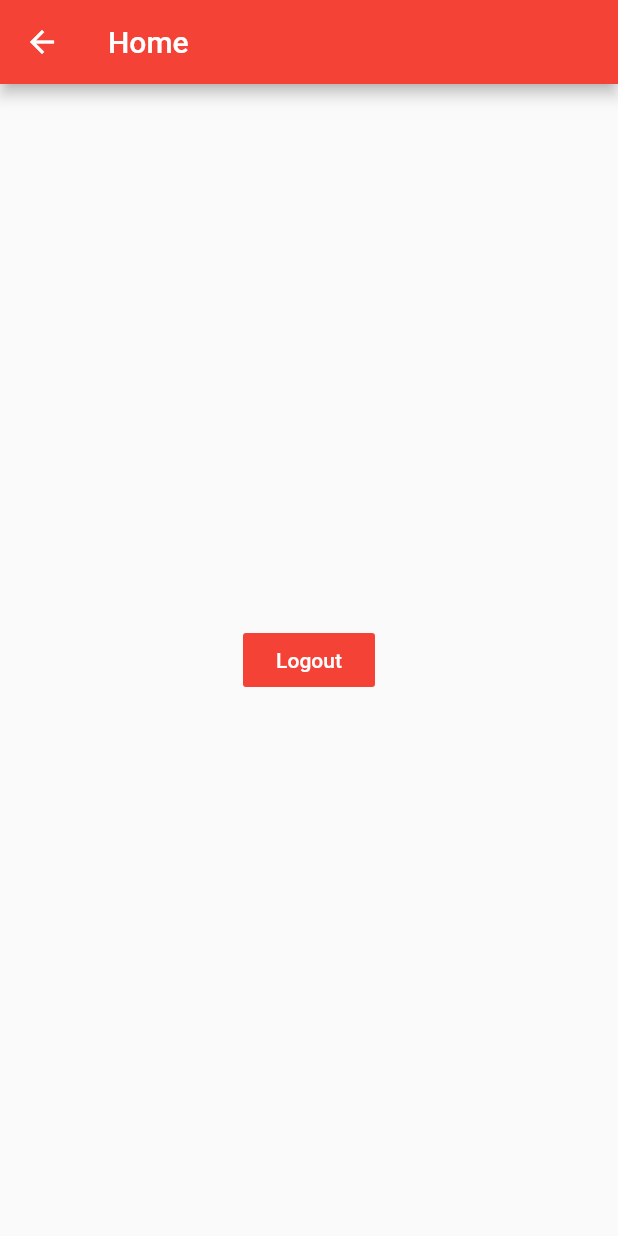
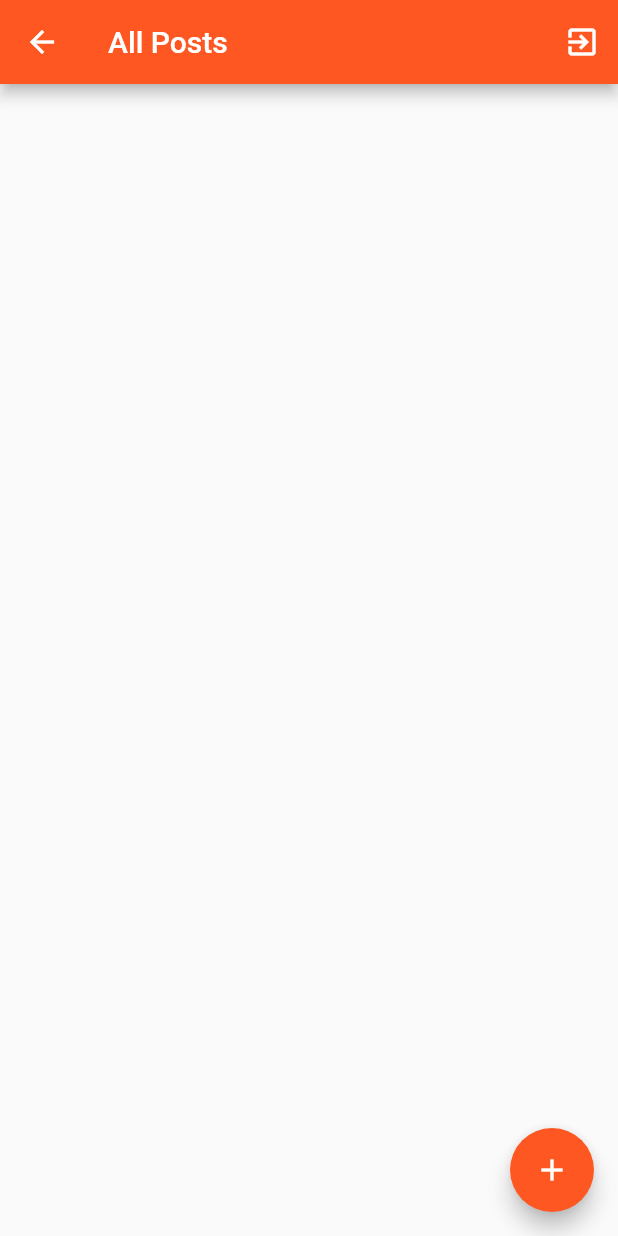
Before and after one commit to Samandar-Rajabboyev/pdp_firebase_init, a Flutter app: the HomePage screen opened by its route, on a phone screen of 412 x 824 dp. Run offline on Flutter 3.47's test engine with Material 2 defaults, Android fonts, the phone set to English and light mode, and no system bars; our stand-ins replace firebase_auth, firebase_core, firebase_database, fluttertoast, shared_preferences; accounts and stored records are empty.

Commit message:
initialize realtime database

```diff
--- /dev/null
+++ b/lib/model/post_model.dart
@@ -0,0 +1,29 @@
+class Post {
+  String userId;
+  String firstName;
+  String lastName;
+  String content;
+  String date;
+
+  Post(
+      {required this.userId,
+      required this.firstName,
+      required this.lastName,
+      required this.content,
+      required this.date});
+
+  Post.fromJson(Map<String, dynamic> json)
+      : userId = json['userId'],
+        firstName = json['firstName'],
+        lastName = json['lastName'],
+        content = json['content'],
+        date = json['date'];
+
+  Map<String, dynamic> toJson() => {
+        'userId': userId,
+        'firstName': firstName,
+        'lastName': lastName,
+        'content': content,
+        'date': date,
+      };
+}
--- a/lib/pages/home_page.dart
+++ b/lib/pages/home_page.dart
@@ -1,5 +1,10 @@
 import 'package:flutter/material.dart';
+import 'package:herewego/model/post_model.dart';
+import 'package:herewego/pages/add_post_page.dart';
 import 'package:herewego/services/auth_service.dart';
+
+import '../services/prefs_service.dart';
+import '../services/rtdb_service.dart';
 
 class HomePage extends StatefulWidget {
   static const String id = 'home_page';
@@ -10,24 +15,82 @@ class HomePage extends StatefulWidget {
 }
 
 class _HomePageState extends State<HomePage> {
+  List<Post> items = <Post>[];
+  String? userId;
+
+  @override
+  void initState() {
+    super.initState();
+    _apiGetPosts();
+  }
+
+  Future _openAddPost() async {
+    Map? result = await Navigator.of(context).push(MaterialPageRoute(builder: (context) => const AddPostPage()));
+    if (result != null && result.containsKey('data')) {
+      debugPrint(result['data']);
+      _apiGetPosts();
+    }
+  }
+
+  _apiGetPosts() async {
+    var id = await Prefs.loadUserId() ?? '';
+    RTDBService.getPosts(id).then((posts) => {
+          _respPosts(posts),
+        });
+  }
+
+  _respPosts(List<Post> posts) {
+    setState(() {
+      items = posts;
+    });
+  }
+
   @override
   Widget build(BuildContext context) {
     return Scaffold(
       appBar: AppBar(
-        backgroundColor: Colors.red,
-        title: const Text('Home'),
+        backgroundColor: Colors.deepOrange,
+        title: const Text('All Posts'),
+        actions: [
+          IconButton(
+            onPressed: () {
+              AuthService.signOutUser(context);
+            },
+            icon: const Icon(
+              Icons.exit_to_app,
+              color: Colors.white,
+            ),
+          ),
+        ],
       ),
-      body: Center(
-        child: FlatButton(
-          onPressed: () {
-            AuthService.signOutUser(context);
-          },
-          color: Colors.red,
-          child: const Text(
-            "Logout",
-            style: TextStyle(color: Colors.white),
-          ),
-        ),
+      body: FutureBuilder(
+          future: RTDBService.getPosts((userId ?? '')),
+          builder: (context, snp) {
+            return ListView.builder(
+              itemCount: items.length,
+              itemBuilder: (context, index) => _itemOfPost(items[index]),
+            );
+          }),
+      floatingActionButton: FloatingActionButton(
+        onPressed: _openAddPost,
+        backgroundColor: Colors.deepOrange,
+        child: const Icon(Icons.add),
+      ),
+    );
+  }
+
+  Widget _itemOfPost(Post post) {
+    return Container(
+      padding: const EdgeInsets.all(20),
+      child: Column(
+        crossAxisAlignment: CrossAxisAlignment.start,
+        children: [
+          Text('${post.firstName} ${post.lastName}', style: const TextStyle(color: Colors.black, fontSize: 20)),
+          const SizedBox(height: 10),
+          Text(post.date, style: const TextStyle(color: Colors.black, fontSize: 16)),
+          const SizedBox(height: 10),
+          Text(post.content, style: const TextStyle(color: Colors.black, fontSize: 16)),
+        ],
       ),
     );
   }
--- a/lib/pages/signin_page.dart
+++ b/lib/pages/signin_page.dart
@@ -62,6 +62,7 @@ class _SignInPageState extends State<SignInPage> {
                 const SizedBox(height: 10),
                 TextField(
                   controller: _passwordController,
+                  obscureText: true,
                   decoration: const InputDecoration(hintText: 'Password'),
                 ),
                 const SizedBox(height: 10),
@@ -70,7 +71,7 @@ class _SignInPageState extends State<SignInPage> {
                   height: 45,
                   child: FlatButton(
                     onPressed: _doLogin,
-                    color: Colors.red,
+                    color: Colors.deepOrange,
                     child: const Text(
                       "Sign In",
                       style: TextStyle(color: Colors.white),
--- a/lib/pages/signup_page.dart
+++ b/lib/pages/signup_page.dart
@@ -69,6 +69,7 @@ class _SignUpPageState extends State<SignUpPage> {
                 const SizedBox(height: 10),
                 TextField(
                   controller: _passwordController,
+                  obscureText: true,
                   decoration: const InputDecoration(hintText: 'Password'),
                 ),
                 const SizedBox(height: 10),
@@ -77,7 +78,7 @@ class _SignUpPageState extends State<SignUpPage> {
                   height: 45,
                   child: FlatButton(
                     onPressed: _doSingUp,
-                    color: Colors.red,
+                    color: Colors.deepOrange,
                     child: const Text(
                       "Sign Up",
                       style: TextStyle(color: Colors.white),
--- /dev/null
+++ b/lib/services/rtdb_service.dart
@@ -0,0 +1,27 @@
+import 'dart:collection';
+
+import 'package:firebase_database/firebase_database.dart';
+
+import '../model/post_model.dart';
+
+class RTDBService {
+  static final _database = FirebaseDatabase.instance.ref();
+
+  static Future<Stream<DatabaseEvent>> addPost(Post post) async {
+    _database.child("posts").push().set(post.toJson());
+    return _database.onChildAdded;
+  }
+
+  static Future<List<Post>> getPosts(String id) async {
+    List<Post> items = <Post>[];
+    LinkedHashMap? result;
+    Query query = _database.ref.child("posts").orderByChild("userId").equalTo(id);
+    await query.once().then((snp) {
+      result = snp.snapshot.value as LinkedHashMap?;
+    });
+    result?.forEach((key, value) {
+      items.add(Post.fromJson(Map<String, dynamic>.from(value)));
+    });
+    return items;
+  }
+}
--- a/pubspec.yaml
+++ b/pubspec.yaml
@@ -15,6 +15,7 @@ dependencies:
   firebase_auth:
   shared_preferences:
   fluttertoast:
+  firebase_database:
 
 dev_dependencies:
   flutter_test:
```
Also changed, not shown: lib/main.dart (+21 -2 lines), lib/pages/add_post_page.dart (added, +106 -0 lines), pubspec.lock, 1 other file.
